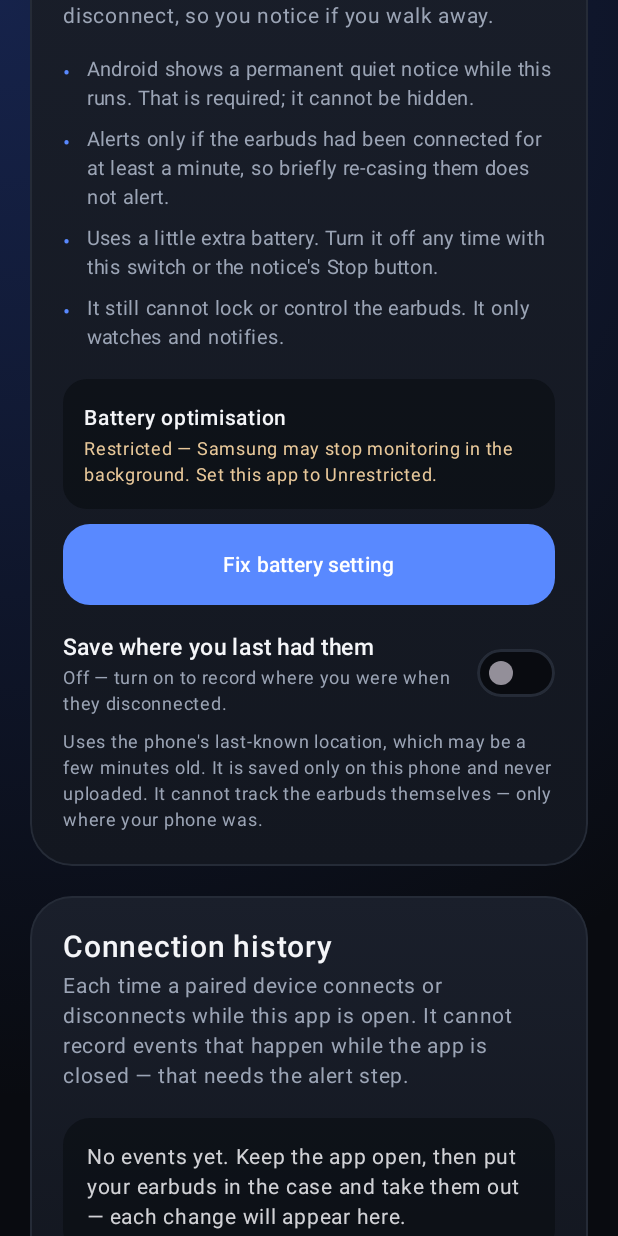
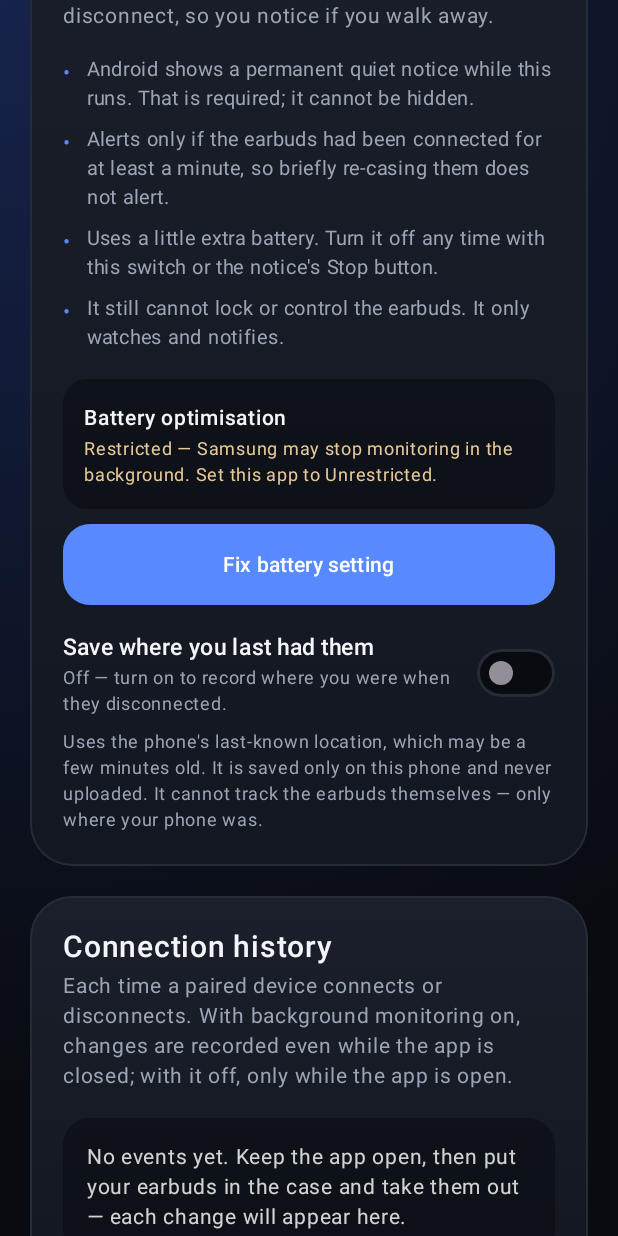
Before and after one commit to jacksonlumumba2026-web/Dark-web-lock, an Android app built with Jetpack Compose: the screen it shows after launch (MainActivity), scrolled down 1730 dp, on a phone screen of 412 x 824 dp. Run offline under Robolectric (Android 15) with nearby library versions, the phone set to English and light mode, and no system bars; pictures from the network do not load.

Commit message:
Fix stale connection-history copy
The card still said events could not be recorded while the app was
closed, which stopped being true once Step 6 added background
monitoring. Reword to reflect that monitoring records while closed.

Co-Authored-By: Claude Opus 4.8 <noreply@anthropic.com>
Claude-Session: https://claude.ai/code/session_011Rgm8SZp6nFDkA3KiekJa4

```diff
--- a/android/app/build.gradle.kts
+++ b/android/app/build.gradle.kts
@@ -12,8 +12,8 @@ android {
         applicationId = "com.darkweblock.app"
         minSdk = 26
         targetSdk = 35
-        versionCode = 10
-        versionName = "0.8.0"
+        versionCode = 11
+        versionName = "0.8.1"
     }
 
     signingConfigs {
--- a/android/app/src/main/java/com/darkweblock/app/ui/ConnectionLogCard.kt
+++ b/android/app/src/main/java/com/darkweblock/app/ui/ConnectionLogCard.kt
@@ -39,8 +39,8 @@ fun ConnectionLogCard(
         Text("Connection history", color = Palette.Text, fontSize = 20.sp, fontWeight = FontWeight.SemiBold)
         Spacer(Modifier.height(4.dp))
         Text(
-            "Each time a paired device connects or disconnects while this app is open. " +
-                "It cannot record events that happen while the app is closed — that needs the alert step.",
+            "Each time a paired device connects or disconnects. With background monitoring on, changes are " +
+                "recorded even while the app is closed; with it off, only while the app is open.",
             color = Palette.Muted,
             fontSize = 14.sp,
             lineHeight = 20.sp,
--- a/android/app/src/main/java/com/darkweblock/app/ui/HomeScreen.kt
+++ b/android/app/src/main/java/com/darkweblock/app/ui/HomeScreen.kt
@@ -150,7 +150,7 @@ fun HomeScreen(
             )
             ScopeCard()
             Text(
-                "v0.8 · Step 8 · Test build",
+                "v0.8.1 · Step 8 · Test build",
                 color = Palette.Muted.copy(alpha = 0.6f),
                 fontSize = 12.sp,
                 letterSpacing = 1.sp,
```
